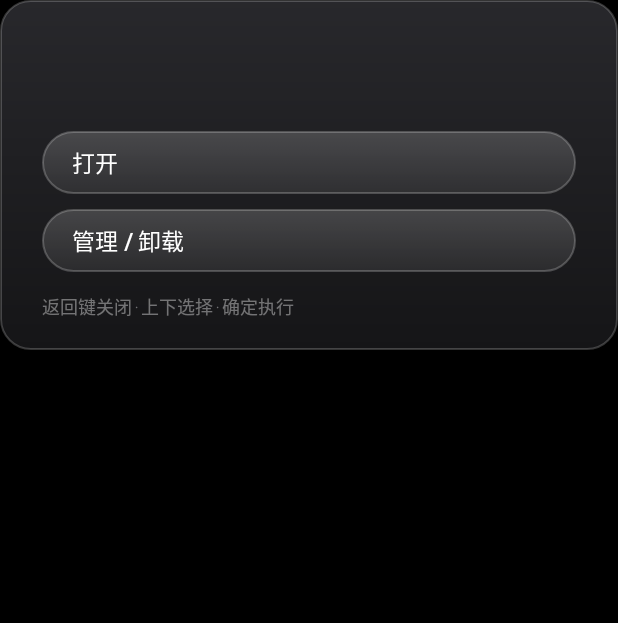
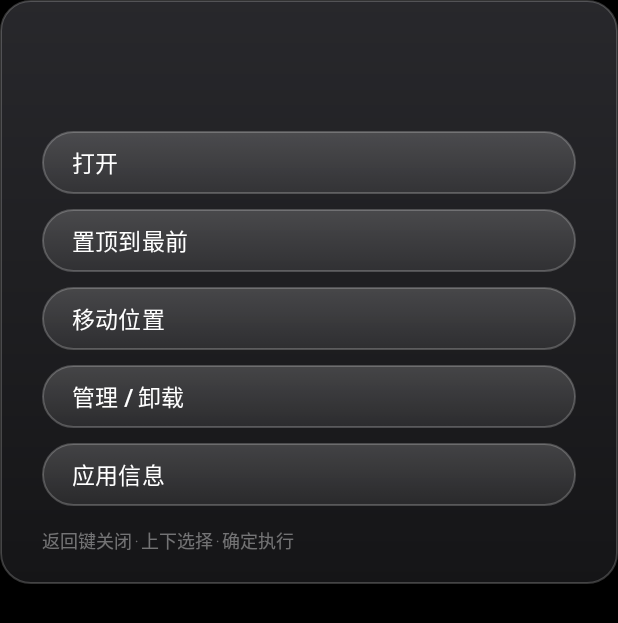
Before and after one commit to jichun29/cleanyourtv-k, an Android app: the layout dialog_tile_actions.xml on its own in the app's theme, with its tools: preview values and no code run, on a phone screen of 412 x 824 dp. Shown: the top 623 px of the screen. Run offline under Robolectric (Android 15) with nearby library versions, the light colour scheme and no system bars.

Commit message:
v3.1: 菜单键弹窗增强为 5 项操作（打开/置顶到最前/移动位置/管理·卸载/应用信息）
新增 TileActionHost 接口:弹窗「移动位置」直接拿起该 tile 进重排模式
「置顶到最前」即移动到第 0 位并持久化到 Order 文件
README 同步更新

```diff
--- a/launcher/app/src/main/res/layout/dialog_tile_actions.xml
+++ b/launcher/app/src/main/res/layout/dialog_tile_actions.xml
@@ -1,6 +1,6 @@
 <?xml version="1.0" encoding="utf-8"?>
 <!-- Tile actions dialog: glass panel style matching the launcher (tvOS-like frosted).
-     Shown on long-press OK or MENU key on an app tile. -->
+     Shown on MENU key on an app tile. K 定制 v3.1: 打开/置顶到最前/移动位置/管理·卸载/应用信息 -->
 <LinearLayout xmlns:android="http://schemas.android.com/apk/res/android"
     android:layout_width="match_parent"
     android:layout_height="wrap_content"
@@ -52,24 +52,59 @@
             android:paddingEnd="20dp"
             android:text="@string/action_open"
             android:gravity="center_vertical"
+            android:nextFocusUp="@+id/btnInfo"
+            android:nextFocusDown="@+id/btnTop" />
+
+        <TextView
+            android:id="@+id/btnTop"
+            style="@style/TopButton"
+            android:layout_width="match_parent"
+            android:layout_marginStart="0dp"
+            android:layout_marginBottom="10dp"
+            android:paddingStart="20dp"
+            android:paddingEnd="20dp"
+            android:text="@string/action_top"
+            android:gravity="center_vertical"
             android:nextFocusUp="@+id/btnOpen"
-            android:nextFocusDown="@+id/btnDetails"
-            android:nextFocusLeft="@+id/btnOpen"
-            android:nextFocusRight="@+id/btnOpen" />
+            android:nextFocusDown="@+id/btnMove" />
+
+        <TextView
+            android:id="@+id/btnMove"
+            style="@style/TopButton"
+            android:layout_width="match_parent"
+            android:layout_marginStart="0dp"
+            android:layout_marginBottom="10dp"
+            android:paddingStart="20dp"
+            android:paddingEnd="20dp"
+            android:text="@string/action_move"
+            android:gravity="center_vertical"
+            android:nextFocusUp="@+id/btnTop"
+            android:nextFocusDown="@+id/btnDetails" />
 
         <TextView
             android:id="@+id/btnDetails"
             style="@style/TopButton"
             android:layout_width="match_parent"
             android:layout_marginStart="0dp"
+            android:layout_marginBottom="10dp"
             android:paddingStart="20dp"
             android:paddingEnd="20dp"
             android:text="@string/action_details"
             android:gravity="center_vertical"
-            android:nextFocusUp="@+id/btnOpen"
-            android:nextFocusDown="@+id/btnDetails"
-            android:nextFocusLeft="@+id/btnDetails"
-            android:nextFocusRight="@+id/btnDetails" />
+            android:nextFocusUp="@+id/btnMove"
+            android:nextFocusDown="@+id/btnInfo" />
+
+        <TextView
+            android:id="@+id/btnInfo"
+            style="@style/TopButton"
+            android:layout_width="match_parent"
+            android:layout_marginStart="0dp"
+            android:paddingStart="20dp"
+            android:paddingEnd="20dp"
+            android:text="@string/action_info"
+            android:gravity="center_vertical"
+            android:nextFocusUp="@+id/btnDetails"
+            android:nextFocusDown="@+id/btnOpen" />
     </LinearLayout>
 
     <TextView
--- a/launcher/app/src/main/res/values/strings.xml
+++ b/launcher/app/src/main/res/values/strings.xml
@@ -75,8 +75,12 @@
     <string name="card_state_new_label">New name</string>
     <!-- K 定制:菜单键玻璃弹窗 -->
     <string name="action_open">打开</string>
+    <string name="action_top">置顶到最前</string>
+    <string name="action_move">移动位置</string>
     <string name="action_details">管理 / 卸载</string>
+    <string name="action_info">应用信息</string>
     <string name="action_hint">返回键关闭 · 上下选择 · 确定执行</string>
+    <string name="action_moved_top">已置顶：%1$s</string>
     <string name="dock_edit">Edit dock</string>
     <string name="dock_edit_hint">Choose the dock place to change and press OK. Back to finish.</string>
     <string name="dock_edit_pick_app">Now choose the app to put there and press OK. Back to choose another place.</string>
```
Also changed, not shown: launcher/app/src/main/java/com/gathin/tvhome/AppAdapter.java (+46 -0 lines), launcher/app/src/main/java/com/gathin/tvhome/MainActivity.java (+14 -1 lines), launcher/app/src/main/java/com/gathin/tvhome/TileActionHost.java (added, +10 -0 lines), 1 other file.
